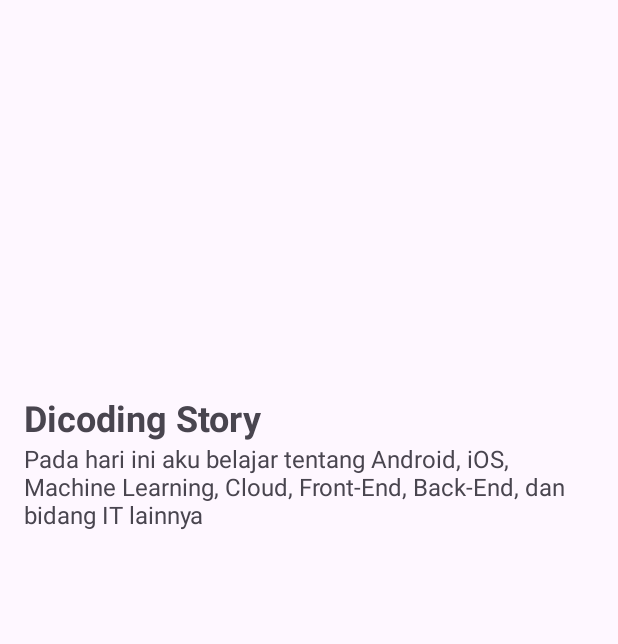
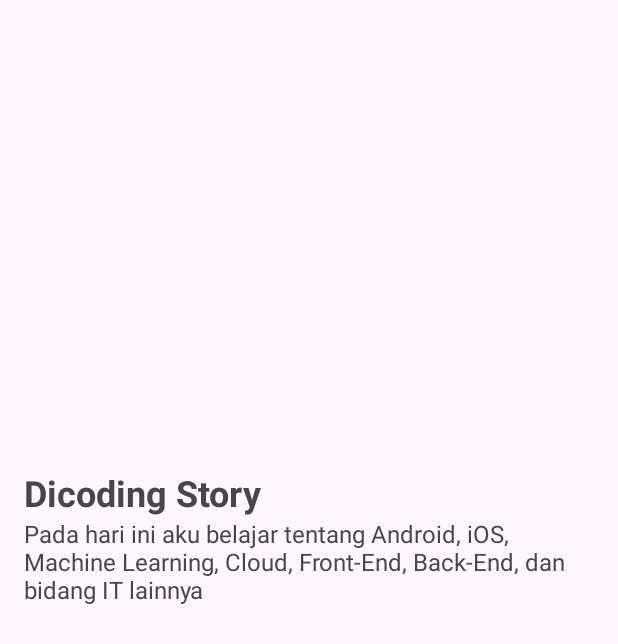
Before and after one commit to LutfiNurRohmah/StoryApp, an Android app: the DetailStoryActivity screen opened directly, with no data from a screen before it, on a phone screen of 412 x 824 dp. Shown: the top 644 px of the screen. Run offline under Robolectric (Android 15) with nearby library versions, the phone set to English and light mode, and no system bars; pictures from the network do not load; 1 statement that could not run was skipped.

Commit message:
style: change detail story layout

```diff
--- a/app/src/main/res/layout/activity_detail_story.xml
+++ b/app/src/main/res/layout/activity_detail_story.xml
@@ -1,16 +1,19 @@
 <?xml version="1.0" encoding="utf-8"?>
-<androidx.constraintlayout.widget.ConstraintLayout xmlns:android="http://schemas.android.com/apk/res/android"
+<ScrollView xmlns:android="http://schemas.android.com/apk/res/android"
     xmlns:app="http://schemas.android.com/apk/res-auto"
     xmlns:tools="http://schemas.android.com/tools"
     android:layout_width="match_parent"
     android:layout_height="match_parent"
     tools:context=".view.detailstory.DetailStoryActivity">
 
+    <androidx.constraintlayout.widget.ConstraintLayout
+        android:layout_width="match_parent"
+        android:layout_height="wrap_content">
+
         <ImageView
             android:id="@+id/imageStory"
             android:layout_width="0dp"
-        android:layout_height="250dp"
-        android:scaleType="centerCrop"
+            android:layout_height="300dp"
             tools:srcCompat="@tools:sample/backgrounds/scenic"
             app:layout_constraintStart_toStartOf="parent"
             app:layout_constraintEnd_toEndOf="parent"
@@ -52,5 +55,6 @@
             app:layout_constraintTop_toTopOf="parent"
             tools:visibility="visible" />
 
+    </androidx.constraintlayout.widget.ConstraintLayout>
 
-</androidx.constraintlayout.widget.ConstraintLayout>
+</ScrollView>
```
Lines whose indentation alone changed are shown as unchanged.
